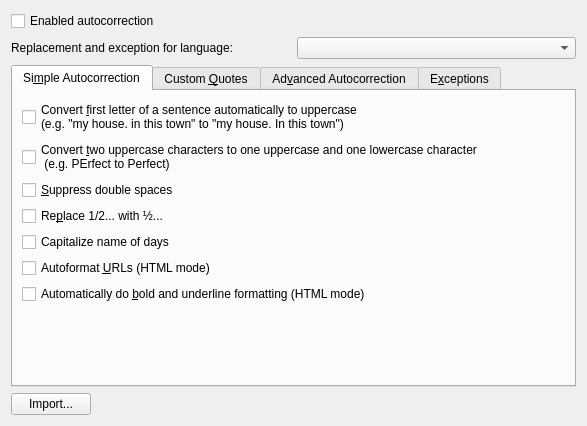
This is messagecomposer/autocorrection/kmcomposerautocorrectionwidget.ui in chusopr/kdepim-ktimetracker-akonadi as Qt 5 draws it before an edit. The edited form follows.
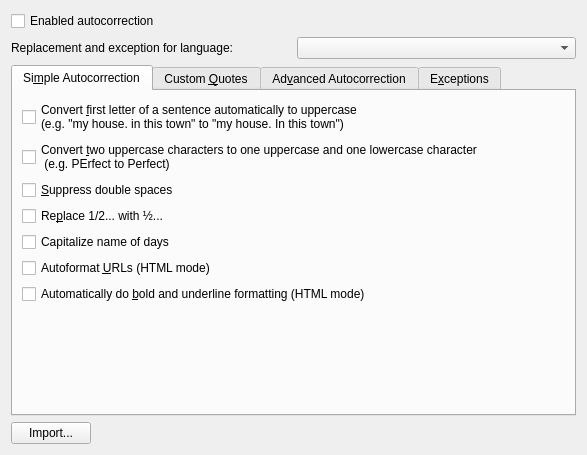
This is the edited form. Custom widgets are drawn as their Qt base class.

Commit message: Load all language

```diff
--- a/messagecomposer/autocorrection/kmcomposerautocorrectionwidget.ui
+++ b/messagecomposer/autocorrection/kmcomposerautocorrectionwidget.ui
@@ -7,7 +7,7 @@
     <x>0</x>
     <y>0</y>
     <width>587</width>
-    <height>426</height>
+    <height>455</height>
    </rect>
   </property>
   <layout class="QGridLayout" name="gridLayout">
```
Left out of the diff: 2 changed lines with no effect on the pictures. The commit also changes 1 other file.
